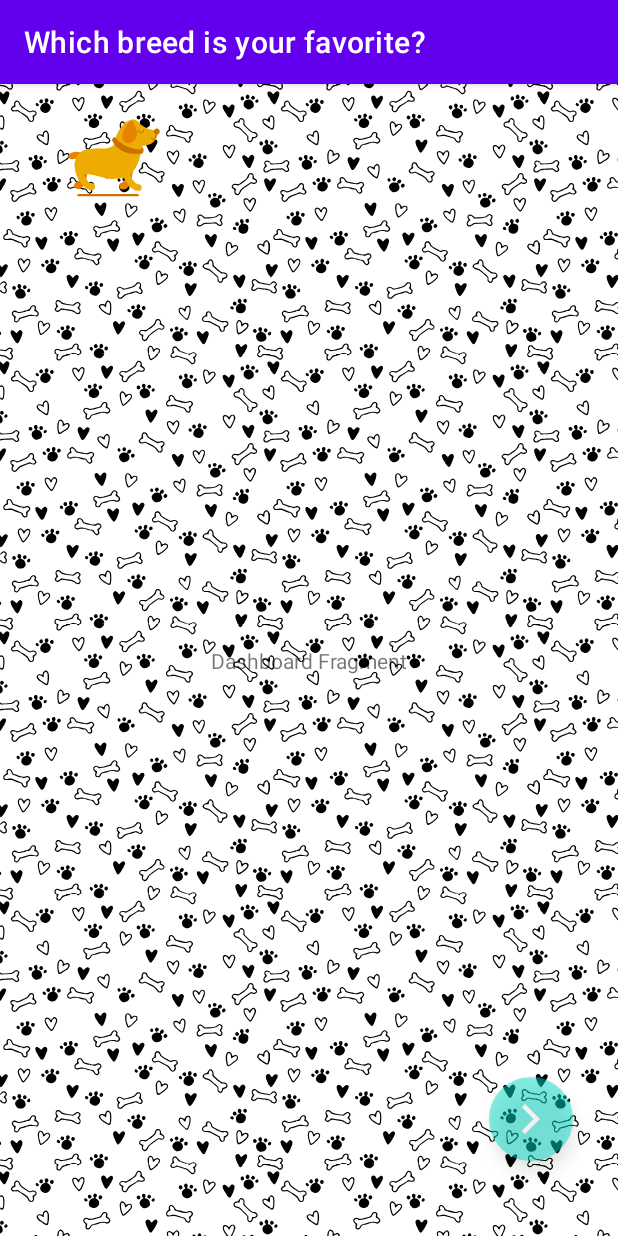
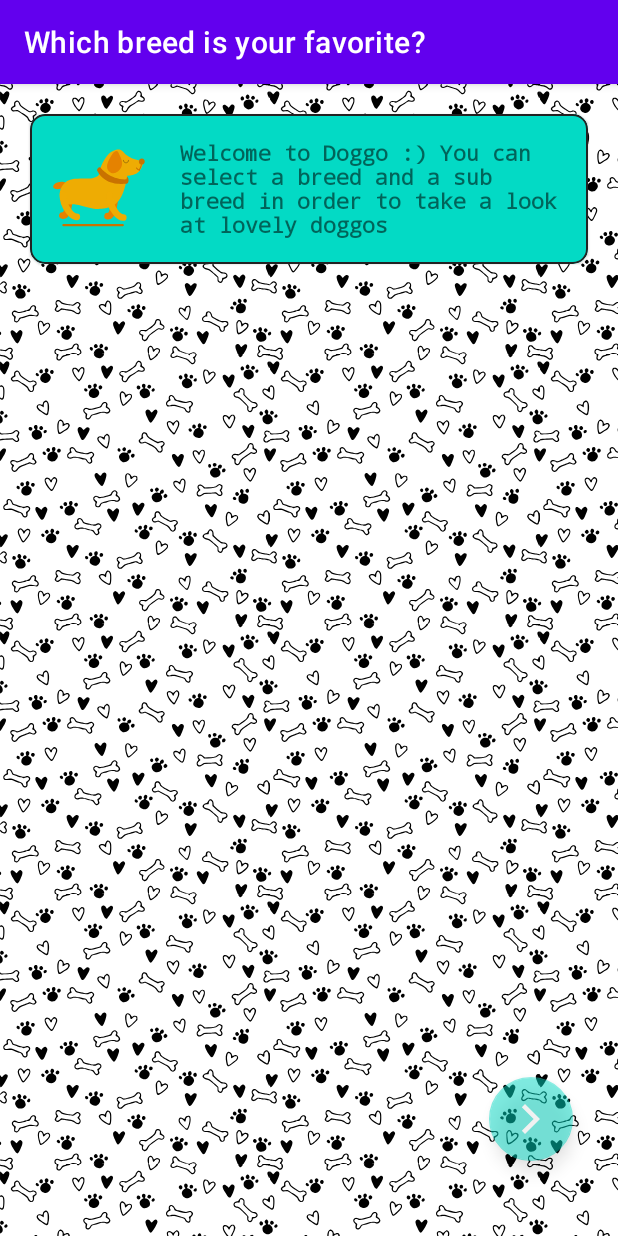
Before and after one commit to AttilaAKINCI/Doggo, an Android app: the screen it shows after launch (MainActivity), on a phone screen of 412 x 824 dp. Run offline under Robolectric (Android 15) with nearby library versions, the phone set to English and light mode, and no system bars; our stand-ins replace Dagger/Hilt's generated code, Timber, data binding, navigation-ui.

Commit message:
dashboard welcome info card

```diff
--- a/app/src/main/res/layout/fragment_dashboard.xml
+++ b/app/src/main/res/layout/fragment_dashboard.xml
@@ -17,26 +17,43 @@
             android:scaleType="fitXY"
             android:contentDescription="@string/image_view_content_desc" />
 
+        <com.google.android.material.card.MaterialCardView
+            android:layout_width="match_parent"
+            android:layout_height="100dp"
+            app:layout_constraintStart_toStartOf="parent"
+            app:layout_constraintEnd_toEndOf="parent"
+            app:layout_constraintTop_toTopOf="parent"
+            android:layout_margin="20dp"
+            app:cardCornerRadius="10dp"
+            app:cardBackgroundColor="@color/teal_200"
+            app:strokeWidth="1dp"
+            app:strokeColor="@color/card_border">
+
             <com.airbnb.lottie.LottieAnimationView
                 android:id="@+id/animation"
                 android:layout_width="150dp"
                 android:layout_height="100dp"
                 android:transitionName="@string/image_transition"
+                android:translationX="-30dp"
                 app:layout_constraintStart_toStartOf="parent"
                 app:layout_constraintTop_toTopOf="parent"
                 android:adjustViewBounds="true"
                 app:lottie_loop="true"
+                android:layout_gravity="center_vertical"
                 app:lottie_fileName="@string/lottie_doggo" />
 
             <TextView
-            android:id="@+id/titleTextView"
-            android:layout_width="wrap_content"
+                android:layout_width="match_parent"
                 android:layout_height="wrap_content"
-            app:layout_constraintStart_toStartOf="parent"
-            app:layout_constraintEnd_toEndOf="parent"
-            app:layout_constraintTop_toTopOf="parent"
-            app:layout_constraintBottom_toBottomOf="parent"
-            android:text="@string/desc_dashboard" />
+                android:layout_gravity="center_vertical"
+                android:layout_marginStart="100dp"
+                android:layout_marginEnd="16dp"
+                android:fontFamily="monospace"
+                android:text="@string/dashboard_welcome_info_text"
+                android:textStyle="bold"
+                android:typeface="normal" />
+
+        </com.google.android.material.card.MaterialCardView>
 
 
         <com.google.android.material.floatingactionbutton.FloatingActionButton
--- a/app/src/main/res/values/colors.xml
+++ b/app/src/main/res/values/colors.xml
@@ -7,4 +7,11 @@
     <color name="teal_700">#FF018786</color>
     <color name="black">#FF000000</color>
     <color name="white">#FFFFFFFF</color>
+
+
+    <!-- Dashboard info card bg -->
+    <color name="teal_200_80">#CC03DAC5</color>
+    <color name="white_80">#CCFFFFFF</color>
+    <color name="card_border">#222222</color>
+
 </resources>
--- a/app/src/main/res/values/strings.xml
+++ b/app/src/main/res/values/strings.xml
@@ -15,6 +15,7 @@
     <!--  Dashboard Fragment   -->
     <string name="title_dashboard">Which breed is your favorite?</string>
     <string name="desc_dashboard">Dashboard Fragment</string>
+    <string name="dashboard_welcome_info_text">Welcome to Doggo :) You can select a breed and a sub breed in order to take a look at lovely doggos </string>
     <string name="choose_breed_msg">Please choose a breed &amp; sub-breed first</string>
 
 
```
Lines whose indentation alone changed are shown as unchanged.
